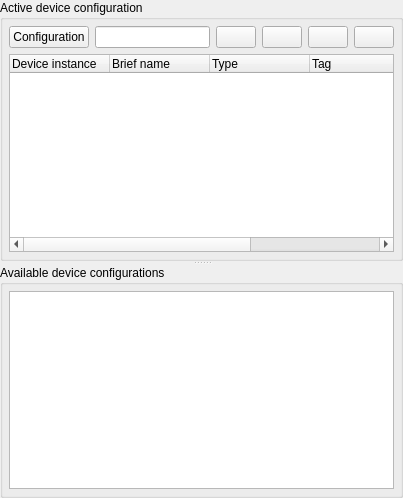
First picture: the form in messdevcfg.ui, repository qmc2/qmc2-mame-fe, before the edit.
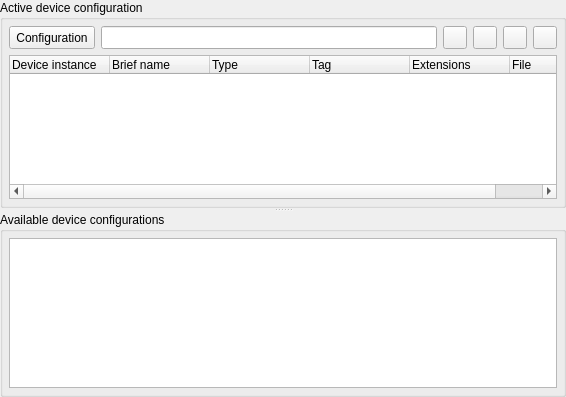
Second picture: the form after the edit. Icons and pictures are not drawn.

Commit message: imp: MESS device configurator: added a 'remove configuration' action to the context menu of the 'available device configurations' list

Diff of the .ui file:
```diff
--- a/messdevcfg.ui
+++ b/messdevcfg.ui
@@ -7,8 +7,8 @@
    <rect>
     <x>0</x>
     <y>0</y>
-    <width>403</width>
-    <height>498</height>
+    <width>566</width>
+    <height>397</height>
    </rect>
   </property>
   <property name="windowTitle">
@@ -40,14 +40,29 @@
        <item row="0" column="0">
         <layout class="QHBoxLayout" name="horizontalLayout">
          <item>
-          <widget class="QPushButton" name="pushButtonConfiguration">
+          <widget class="QToolButton" name="toolButtonConfiguration">
+           <property name="sizePolicy">
+            <sizepolicy hsizetype="Minimum" vsizetype="Minimum">
+             <horstretch>0</horstretch>
+             <verstretch>0</verstretch>
+            </sizepolicy>
+           </property>
            <property name="text">
             <string>Configuration</string>
            </property>
+           <property name="popupMode">
+            <enum>QToolButton::InstantPopup</enum>
+           </property>
           </widget>
          </item>
          <item>
           <widget class="QLineEdit" name="lineEditConfigurationName">
+           <property name="sizePolicy">
+            <sizepolicy hsizetype="Expanding" vsizetype="Minimum">
+             <horstretch>0</horstretch>
+             <verstretch>0</verstretch>
+            </sizepolicy>
+           </property>
            <property name="toolTip">
             <string>Name of device configuration</string>
            </property>
@@ -57,7 +72,13 @@
           </widget>
          </item>
          <item>
-          <widget class="QPushButton" name="pushButtonNewConfiguration">
+          <widget class="QToolButton" name="toolButtonNewConfiguration">
+           <property name="sizePolicy">
+            <sizepolicy hsizetype="Fixed" vsizetype="Minimum">
+             <horstretch>0</horstretch>
+             <verstretch>0</verstretch>
+            </sizepolicy>
+           </property>
            <property name="toolTip">
             <string>Create a new device configuration</string>
            </property>
@@ -74,7 +95,13 @@
           </widget>
          </item>
          <item>
-          <widget class="QPushButton" name="pushButtonCloneConfiguration">
+          <widget class="QToolButton" name="toolButtonCloneConfiguration">
+           <property name="sizePolicy">
+            <sizepolicy hsizetype="Fixed" vsizetype="Minimum">
+             <horstretch>0</horstretch>
+             <verstretch>0</verstretch>
+            </sizepolicy>
+           </property>
            <property name="toolTip">
             <string>Clone current device configuration</string>
            </property>
@@ -91,7 +118,13 @@
           </widget>
          </item>
          <item>
-          <widget class="QPushButton" name="pushButtonRemoveConfiguration">
+          <widget class="QToolButton" name="toolButtonRemoveConfiguration">
+           <property name="sizePolicy">
+            <sizepolicy hsizetype="Fixed" vsizetype="Minimum">
+             <horstretch>0</horstretch>
+             <verstretch>0</verstretch>
+            </sizepolicy>
+           </property>
            <property name="toolTip">
             <string>Remove current device configuration from list of available configurations</string>
            </property>
@@ -108,7 +141,13 @@
           </widget>
          </item>
          <item>
-          <widget class="QPushButton" name="pushButtonSaveConfiguration">
+          <widget class="QToolButton" name="toolButtonSaveConfiguration">
+           <property name="sizePolicy">
+            <sizepolicy hsizetype="Fixed" vsizetype="Minimum">
+             <horstretch>0</horstretch>
+             <verstretch>0</verstretch>
+            </sizepolicy>
+           </property>
            <property name="toolTip">
             <string>Save current device configuration to list of available configurations</string>
            </property>
```
Left out of the diff: 10 changed lines with no effect on the pictures. The commit also changes 12 other files.
